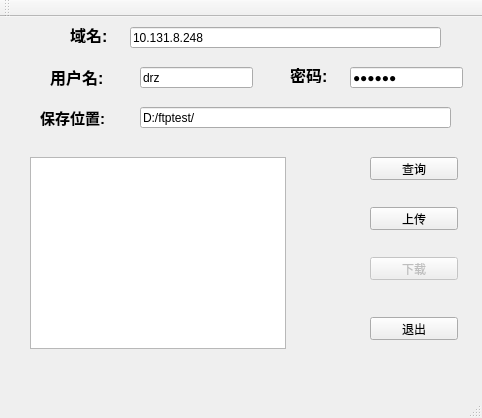
Above: FTPclient/ftpclient.ui from 17pigfarmer/FTPclient before the change. Below: the same form after it.
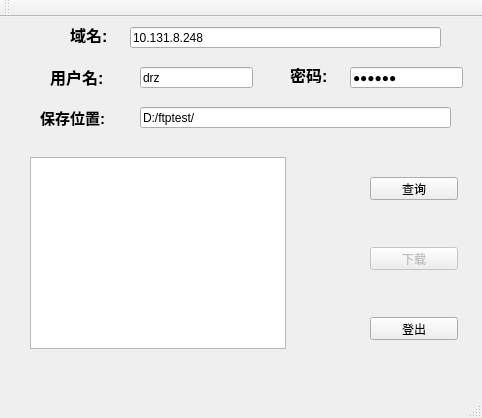
That is the form after the change. Custom widgets are drawn as their Qt base class.

Diff of the .ui file:
```diff
--- a/FTPclient/ftpclient.ui
+++ b/FTPclient/ftpclient.ui
@@ -73,7 +73,7 @@
     <property name="geometry">
      <rect>
       <x>370</x>
-      <y>140</y>
+      <y>160</y>
       <width>88</width>
       <height>23</height>
      </rect>
@@ -82,19 +82,6 @@
      <string>查询</string>
     </property>
    </widget>
-   <widget class="QPushButton" name="upload_button">
-    <property name="geometry">
-     <rect>
-      <x>370</x>
-      <y>190</y>
-      <width>88</width>
-      <height>23</height>
-     </rect>
-    </property>
-    <property name="text">
-     <string>上传</string>
-    </property>
-   </widget>
    <widget class="QPushButton" name="download_button">
     <property name="enabled">
      <bool>false</bool>
@@ -102,7 +89,7 @@
     <property name="geometry">
      <rect>
       <x>370</x>
-      <y>240</y>
+      <y>230</y>
       <width>88</width>
       <height>23</height>
      </rect>
@@ -121,7 +108,7 @@
      </rect>
     </property>
     <property name="text">
-     <string>退出</string>
+     <string>登出</string>
     </property>
    </widget>
    <widget class="QLabel" name="ip_label">
@@ -239,6 +226,13 @@
   <widget class="QStatusBar" name="statusBar"/>
  </widget>
  <layoutdefault spacing="6" margin="11"/>
+ <customwidgets>
+  <customwidget>
+   <class>MyQListWidget</class>
+   <extends>QListWidget</extends>
+   <header>MyQListWidget.h</header>
+  </customwidget>
+ </customwidgets>
  <resources>
   <include location="ftpclient.qrc"/>
  </resources>
```
Left out of the diff: 20 changed lines with no effect on the pictures.
